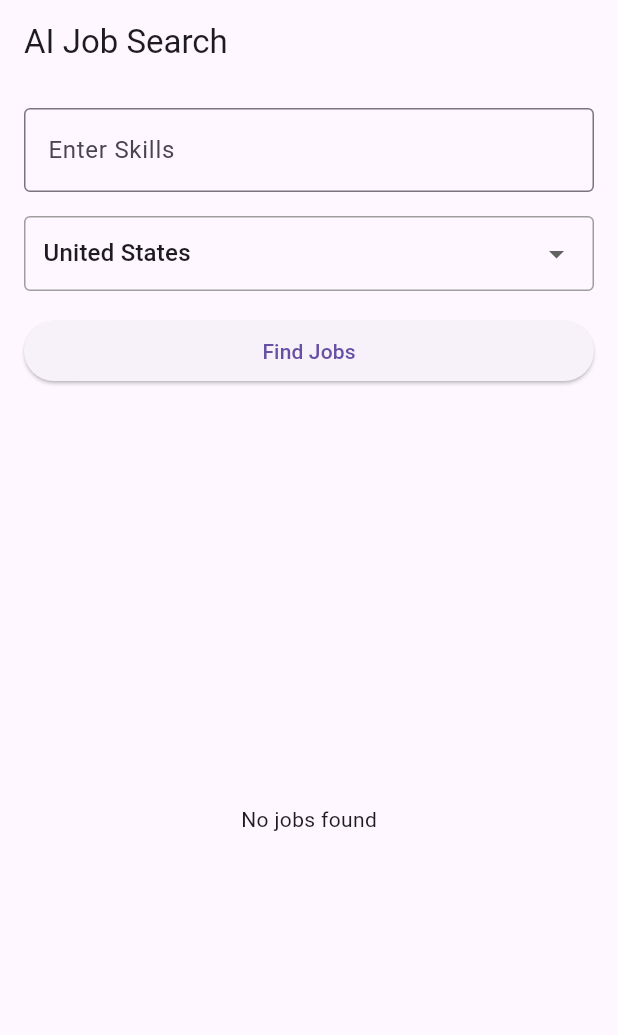
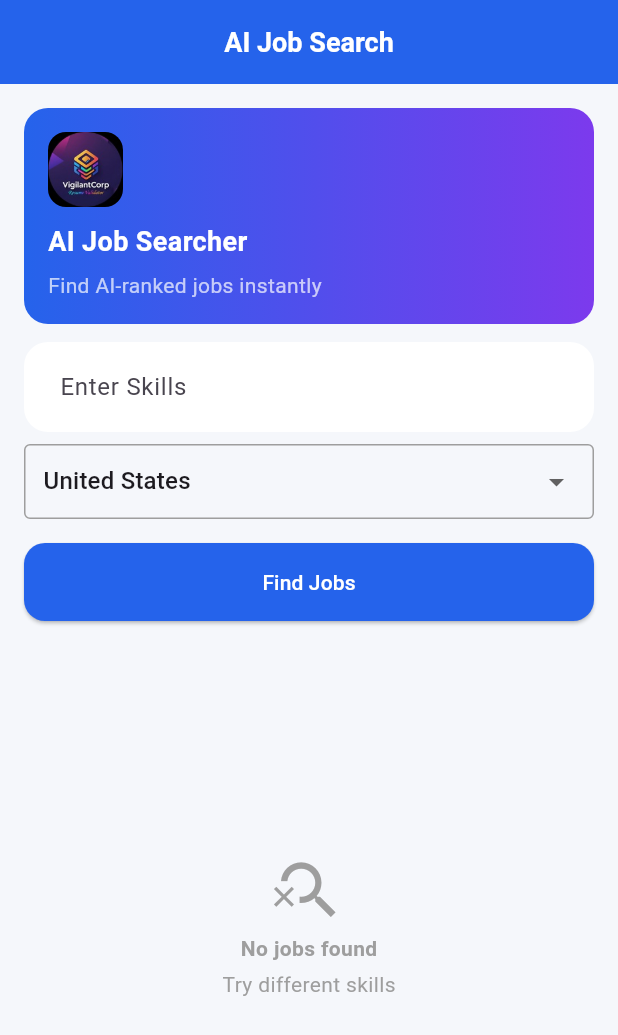
Before and after one commit to rkandukuri1/ai-job-api, a Flutter app: the screen it shows after launch, on a phone screen of 412 x 824 dp. Shown: the top 1035 px of the screen. Run offline on Flutter 3.47's test engine with Material 3 defaults, Android fonts, the phone set to English and light mode, and no system bars.

Commit message:
Add files via upload

```diff
--- a/ai_job_mobile/lib/config.dart
+++ b/ai_job_mobile/lib/config.dart
@@ -1,5 +1,5 @@
 class AppConfig {
 
   static const String apiBaseUrl =
-      "http://localhost:8000";
+      "https://ai-job-api-9nmx.onrender.com";
 }
--- a/ai_job_mobile/lib/main.dart
+++ b/ai_job_mobile/lib/main.dart
@@ -13,17 +13,51 @@ class MyApp extends StatelessWidget {
 
   @override
   Widget build(BuildContext context) {
-
     return MaterialApp(
-
       debugShowCheckedModeBanner: false,
-
       title: 'AI Job Search',
-
       theme: ThemeData(
-        primarySwatch: Colors.blue,
+        scaffoldBackgroundColor: const Color(0xFFF5F7FB),
+        primaryColor: const Color(0xFF2563EB),
+        appBarTheme: const AppBarTheme(
+          backgroundColor: Color(0xFF2563EB),
+          foregroundColor: Colors.white,
+          elevation: 0,
         ),
-
+        elevatedButtonTheme: ElevatedButtonThemeData(
+          style: ElevatedButton.styleFrom(
+            backgroundColor: const Color(0xFF2563EB),
+            foregroundColor: Colors.white,
+            padding: const EdgeInsets.symmetric(vertical: 16),
+            shape: RoundedRectangleBorder(
+              borderRadius: BorderRadius.circular(14),
+            ),
+          ),
+        ),
+        inputDecorationTheme: InputDecorationTheme(
+          filled: true,
+          fillColor: Colors.white,
+          contentPadding: const EdgeInsets.symmetric(
+            horizontal: 20,
+            vertical: 18,
+          ),
+          border: OutlineInputBorder(
+            borderRadius: BorderRadius.circular(16),
+            borderSide: BorderSide.none,
+          ),
+          enabledBorder: OutlineInputBorder(
+            borderRadius: BorderRadius.circular(16),
+            borderSide: BorderSide.none,
+          ),
+          focusedBorder: OutlineInputBorder(
+            borderRadius: BorderRadius.circular(16),
+            borderSide: const BorderSide(
+              color: Color(0xFF2563EB),
+              width: 2,
+            ),
+          ),
+        ),
+      ),
       home: const JobSearchPage(),
     );
   }
@@ -33,104 +67,61 @@ class JobSearchPage extends StatefulWidget {
   const JobSearchPage({super.key});
 
   @override
-  State<JobSearchPage> createState() =>
-      _JobSearchPageState();
+  State<JobSearchPage> createState() => _JobSearchPageState();
 }
 
-class _JobSearchPageState
-    extends State<JobSearchPage> {
-
-  final TextEditingController skillsController =
-      TextEditingController();
+class _JobSearchPageState extends State<JobSearchPage> {
+  final TextEditingController skillsController = TextEditingController();
 
   bool isLoading = false;
-
   List<Map<String, dynamic>> jobs = [];
-
   int currentPage = 1;
-
   bool hasMore = true;
 
   String selectedCountry = "us";
 
   final Map<String, String> countries = {
-
     "us": "United States",
-
     "in": "India",
-
     "uk": "United Kingdom",
-
     "ca": "Canada",
-
     "au": "Australia",
-
     "de": "Germany",
-
     "sg": "Singapore",
   };
 
-  // -----------------------------------
-  // OPEN APPLY LINK
-  // -----------------------------------
-  Future<void> openApplyLink(
-    String url,
-  ) async {
-
+  Future<void> openApplyLink(String url) async {
     if (url.isEmpty) {
-
-      ScaffoldMessenger.of(context)
-          .showSnackBar(
-
+      ScaffoldMessenger.of(context).showSnackBar(
         const SnackBar(
-          content: Text(
-            "No apply link available",
-          ),
+          content: Text("No apply link available"),
         ),
       );
-
       return;
     }
 
     final Uri uri = Uri.parse(url);
 
     try {
-
       await launchUrl(
         uri,
-        mode:
-            LaunchMode.externalApplication,
+        mode: LaunchMode.externalApplication,
       );
-
     } catch (e) {
-
-      ScaffoldMessenger.of(context)
-          .showSnackBar(
-
+      ScaffoldMessenger.of(context).showSnackBar(
         const SnackBar(
-          content: Text(
-            "Could not open link",
-          ),
+          content: Text("Could not open link"),
         ),
       );
     }
   }
 
-  // -----------------------------------
-  // SEARCH JOBS
-  // -----------------------------------
-  Future<void> searchJobs({
-    bool loadMore = false,
-  }) async {
-
+  Future<void> searchJobs({bool loadMore = false}) async {
     if (!loadMore) {
-
       currentPage = 1;
 
       setState(() {
-
         jobs = [];
-
         hasMore = true;
       });
     }
@@ -140,90 +131,49 @@ class _JobSearchPageState
     });
 
     try {
-
       final response = await http.post(
-
-         Uri.parse(
-              "${AppConfig.apiBaseUrl}/jobs",
-            ),
+        Uri.parse("${AppConfig.apiBaseUrl}/jobs"),
         headers: {
-          "Content-Type":
-              "application/json"
+          "Content-Type": "application/json",
         },
-
         body: jsonEncode({
-
-          "skills":
-              skillsController.text,
-
-          "country":
-              selectedCountry,
-
-          "page":
-              currentPage,
-
-          "limit": 10
+          "skills": skillsController.text,
+          "country": selectedCountry,
+          "page": currentPage,
+          "limit": 10,
         }),
       );
 
-      print(response.body);
+      final data = jsonDecode(response.body);
 
-      final data =
-          jsonDecode(response.body);
-
-      final List<
-          Map<String, dynamic>> newJobs =
-
-          List<Map<String, dynamic>>
-              .from(
-        data["jobs"] ?? [],
-      );
-
-      print(
-        "TOTAL JOBS: ${newJobs.length}",
-      );
+      final List<Map<String, dynamic>> newJobs =
+          List<Map<String, dynamic>>.from(data["jobs"] ?? []);
 
       setState(() {
-
         if (loadMore) {
-
           jobs.addAll(newJobs);
-
         } else {
-
           jobs = newJobs;
         }
 
-        hasMore =
-            newJobs.length == 10;
+        hasMore = newJobs.length == 10;
       });
+    } catch (e) {
+      debugPrint("ERROR: $e");
 
-    } catch (e) {
-
-      print("ERROR: $e");
-
-      ScaffoldMessenger.of(context)
-          .showSnackBar(
-
+      ScaffoldMessenger.of(context).showSnackBar(
         SnackBar(
-          content:
-              Text("Error: $e"),
+          content: Text("Error: $e"),
         ),
       );
-
     } finally {
-
       setState(() {
         isLoading = false;
       });
     }
   }
 
-  // -----------------------------------
-  // SCORE COLOR
-  // -----------------------------------
   Color scoreColor(int score) {
-
     if (score >= 80) {
       return Colors.green;
     }
@@ -237,335 +187,212 @@ class _JobSearchPageState
 
   @override
   Widget build(BuildContext context) {
-
     return Scaffold(
-
       appBar: AppBar(
-        title:
-            const Text("AI Job Search"),
-      ),
-
-      body: Padding(
-
-        padding:
-            const EdgeInsets.all(16),
-
-        child: Column(
-
-          children: [
-
-            // -----------------------
-            // SKILLS INPUT
-            // -----------------------
-            TextField(
-
-              controller:
-                  skillsController,
-
-              decoration:
-                  const InputDecoration(
-
-                labelText:
-                    "Enter Skills",
-
-                hintText:
-                    "Python, FastAPI, SQL",
-
-                border:
-                    OutlineInputBorder(),
+        centerTitle: true,
+        title: const Text(
+          "AI Job Search",
+          style: TextStyle(
+            fontWeight: FontWeight.bold,
+            fontSize: 18,
           ),
         ),
-
-            const SizedBox(
-              height: 16,
       ),
-
-            // -----------------------
-            // COUNTRY DROPDOWN
-            // -----------------------
+      body: SafeArea(
+        child: Padding(
+          padding: const EdgeInsets.all(16),
+          child: Column(
+            children: [
               Container(
-
-              padding:
-                  const EdgeInsets.symmetric(
-                horizontal: 12,
+                width: double.infinity,
+                padding: const EdgeInsets.all(16),
+                decoration: BoxDecoration(
+                  gradient: const LinearGradient(
+                    colors: [
+                      Color(0xFF2563EB),
+                      Color(0xFF7C3AED),
+                    ],
                   ),
-
+                  borderRadius: BorderRadius.circular(16),
+                ),
+                child: Column(
+                  crossAxisAlignment: CrossAxisAlignment.start,
+                  children: [
+                    ClipRRect(
+                      borderRadius: BorderRadius.circular(12),
+                      child: Image.asset(
+                        'assets/logo.png',
+                        height: 50,
+                        width: 50,
+                        fit: BoxFit.cover,
+                      ),
+                    ),
+                    const SizedBox(height: 10),
+                    const Text(
+                      "AI Job Searcher",
+                      style: TextStyle(
+                        color: Colors.white,
+                        fontSize: 18,
+                        fontWeight: FontWeight.bold,
+                      ),
+                    ),
+                    const SizedBox(height: 6),
+                    const Text(
+                      "Find AI-ranked jobs instantly",
+                      style: TextStyle(
+                        color: Colors.white70,
+                        fontSize: 14,
+                      ),
+                    ),
+                  ],
+                ),
+              ),
+              const SizedBox(height: 12),
+              TextField(
+                controller: skillsController,
+                decoration: const InputDecoration(
+                  labelText: "Enter Skills",
+                  hintText: "Python, FastAPI, SQL",
+                  border: OutlineInputBorder(),
+                ),
+              ),
+              const SizedBox(height: 8),
+              Container(
+                padding: const EdgeInsets.symmetric(horizontal: 12),
                 decoration: BoxDecoration(
-
-                border: Border.all(
-                  color: Colors.grey,
+                  border: Border.all(color: Colors.grey),
+                  borderRadius: BorderRadius.circular(4),
                 ),
-
-                borderRadius:
-                    BorderRadius.circular(4),
-              ),
-
-              child:
-                  DropdownButton<String>(
-
-                value:
-                    selectedCountry,
-
+                child: DropdownButton<String>(
+                  value: selectedCountry,
                   isExpanded: true,
-
-                underline:
-                    const SizedBox(),
-
-                items:
-                    countries.entries.map(
-                  (entry) {
-
-                    return DropdownMenuItem<
-                        String>(
-
+                  underline: const SizedBox(),
+                  items: countries.entries.map((entry) {
+                    return DropdownMenuItem<String>(
                       value: entry.key,
-
-                      child:
-                          Text(entry.value),
+                      child: Text(entry.value),
                     );
-                  },
-                ).toList(),
-
+                  }).toList(),
                   onChanged: (value) {
-
                     if (value != null) {
-
                       setState(() {
-
-                      selectedCountry =
-                          value;
+                        selectedCountry = value;
                       });
                     }
                   },
                 ),
               ),
-
-            const SizedBox(
-              height: 16,
-            ),
-
-            // -----------------------
-            // FIND JOBS BUTTON
-            // -----------------------
+              const SizedBox(height: 16),
               SizedBox(
-
-              width:
-                  double.infinity,
-
-              child:
-                  ElevatedButton(
-
-                onPressed:
-                    isLoading
+                width: double.infinity,
+                child: ElevatedButton(
+                  onPressed: isLoading
                       ? null
                       : () async {
-
                           await searchJobs();
                         },
+                  child: const Text("Find Jobs"),
+                ),
+              ),
+              const SizedBox(height: 8),
+              if (isLoading)
+                const Padding(
+                  padding: EdgeInsets.all(10),
+                  child: CircularProgressIndicator(),
+                ),
+              const SizedBox(height: 5),
+              Expanded(
+                child: jobs.isEmpty
+                    ? Center(
+                        child: SingleChildScrollView(
+                          child: Column(
+                            mainAxisAlignment: MainAxisAlignment.center,
+                            children: const [
+                              Icon(
+                                Icons.search_off,
+                                size: 50,
+                                color: Colors.grey,
+                              ),
+                              SizedBox(height: 4),
+                              Text(
+                                "No jobs found",
+                                style: TextStyle(
+                                  fontSize: 14,
+                                  color: Colors.grey,
+                                  fontWeight: FontWeight.w600,
+                                ),
+                              ),
+                              SizedBox(height: 4),
+                              Text(
+                                "Try different skills",
+                                style: TextStyle(
+                                  color: Colors.grey,
+                                ),
+                              ),
+                            ],
+                          ),
+                        ),
+                      )
+                    : ListView.builder(
+                        itemCount: jobs.length,
+                        itemBuilder: (context, index) {
+                          final job = jobs[index];
 
-                child: const Text(
-                  "Find Jobs",
+                          return Card(
+                            elevation: 0,
+                            margin: const EdgeInsets.only(bottom: 12),
+                            child: Padding(
+                              padding: const EdgeInsets.all(16),
+                              child: Column(
+                                crossAxisAlignment: CrossAxisAlignment.start,
+                                children: [
+                                  Text(
+                                    job["title"] ?? "",
+                                    style: const TextStyle(
+                                      fontSize: 16,
+                                      fontWeight: FontWeight.bold,
+                                    ),
+                                  ),
+                                  const SizedBox(height: 8),
+                                  Text(
+                                    job["company"] ?? "",
+                                    style: const TextStyle(
+                                      fontSize: 13,
+                                    ),
+                                  ),
+                                  const SizedBox(height: 4),
+                                  Text(job["location"] ?? ""),
+                                  const SizedBox(height: 12),
+                                  Container(
+                                    padding: const EdgeInsets.symmetric(
+                                      horizontal: 12,
+                                      vertical: 6,
+                                    ),
+                                    decoration: BoxDecoration(
+                                      color: scoreColor(job["score"] ?? 0),
+                                      borderRadius: BorderRadius.circular(20),
+                                    ),
+                                    child: Text(
+                                      "Match Score: ${job["score"]}",
+                                      style: const TextStyle(
+                                        color: Colors.white,
+                                        fontWeight: FontWeight.bold,
                                       ),
                                     ),
                                   ),
-
-            const SizedBox(
-              height: 16,
-            ),
-
-            // -----------------------
-            // LOADING
-            // -----------------------
-            if (isLoading)
-
-              const Padding(
-
-                padding:
-                    EdgeInsets.all(10),
-
-                child:
-                    CircularProgressIndicator(),
-              ),
-
-            const SizedBox(
-              height: 10,
-            ),
-
-            // -----------------------
-            // JOB LIST
-            // -----------------------
-            Expanded(
-
-              child: jobs.isEmpty
-
-                  ? const Center(
-                      child: Text(
-                        "No jobs found",
-                      ),
-                    )
-
-                  : ListView.builder(
-
-                      itemCount:
-                          jobs.length,
-
-                      itemBuilder:
-                          (context, index) {
-
-                        final job =
-                            jobs[index];
-
-                        return Card(
-
-                          elevation: 4,
-
-                          margin:
-                              const EdgeInsets.only(
-                            bottom: 12,
-                          ),
-
-                          child: Padding(
-
-                            padding:
-                                const EdgeInsets.all(
-                              16,
-                            ),
-
-                            child: Column(
-
-                              crossAxisAlignment:
-                                  CrossAxisAlignment
-                                      .start,
-
-                              children: [
-
-                                Text(
-
-                                  job["title"] ??
-                                      "",
-
-                                  style:
-                                      const TextStyle(
-                                    fontSize:
-                                        18,
-
-                                    fontWeight:
-                                        FontWeight
-                                            .bold,
-                                  ),
-                                ),
-
-                                const SizedBox(
-                                  height: 8,
-                                ),
-
-                                Text(
-
-                                  job["company"] ??
-                                      "",
-
-                                  style:
-                                      const TextStyle(
-                                    fontSize:
-                                        16,
-                                  ),
-                                ),
-
-                                const SizedBox(
-                                  height: 4,
-                                ),
-
-                                Text(
-                                  job["location"] ??
-                                      "",
-                                ),
-
-                                const SizedBox(
-                                  height: 12,
-                                ),
-
-                                Container(
-
-                                  padding:
-                                      const EdgeInsets.symmetric(
-                                    horizontal:
-                                        12,
-
-                                    vertical:
-                                        6,
-                                  ),
-
-                                  decoration:
-                                      BoxDecoration(
-
-                                    color:
-                                        scoreColor(
-                                      job["score"] ??
-                                          0,
-                                    ),
-
-                                    borderRadius:
-                                        BorderRadius.circular(
-                                      20,
-                                    ),
-                                  ),
-
-                                  child: Text(
-
-                                    "Match Score: ${job["score"]}",
-
-                                    style:
-                                        const TextStyle(
-                                      color:
-                                          Colors.white,
-
-                                      fontWeight:
-                                          FontWeight
-                                              .bold,
-                                    ),
-                                  ),
-                                ),
-
-                                const SizedBox(
-                                  height: 12,
-                                ),
-
-                                Text(
-                                  job["why_match"] ??
-                                      "",
-                                ),
-
-                                const SizedBox(
-                                  height: 16,
-                                ),
-
+                                  const SizedBox(height: 12),
+                                  Text(job["why_match"] ?? ""),
+                                  const SizedBox(height: 16),
                                   SizedBox(
-
-                                  width:
-                                      double.infinity,
-
-                                  child:
-                                      ElevatedButton.icon(
-
-                                    onPressed:
-                                        () {
-
+                                    width: double.infinity,
+                                    child: ElevatedButton.icon(
+                                      onPressed: () {
                                         openApplyLink(
-                                        job["apply_link"] ??
-                                            "",
+                                          job["apply_link"] ?? "",
                                         );
                                       },
-
-                                    icon:
-                                        const Icon(
-                                      Icons
-                                          .open_in_new,
-                                    ),
-
-                                    label:
-                                        const Text(
-                                      "Apply Now",
-                                    ),
+                                      icon: const Icon(Icons.open_in_new),
+                                      label: const Text("Apply Now"),
                                     ),
                                   ),
                                 ],
@@ -575,42 +402,24 @@ class _JobSearchPageState
                         },
                       ),
               ),
-
-            // -----------------------
-            // LOAD MORE
-            // -----------------------
-            if (hasMore &&
-                jobs.isNotEmpty)
-
+              if (hasMore && jobs.isNotEmpty)
                 SizedBox(
-
-                width:
-                    double.infinity,
-
-                child:
-                    ElevatedButton(
-
-                  onPressed:
-                      () async {
-
+                  width: double.infinity,
+                  child: ElevatedButton(
+                    onPressed: () async {
                       setState(() {
-
                         currentPage++;
                       });
 
-                    await searchJobs(
-                      loadMore: true,
-                    );
+                      await searchJobs(loadMore: true);
                     },
-
-                  child: const Text(
-                    "Load More Jobs",
-                  ),
+                    child: const Text("Load More Jobs"),
                   ),
                 ),
             ],
           ),
         ),
+      ),
     );
   }
 }
```
Lines whose indentation alone changed are shown as unchanged.
